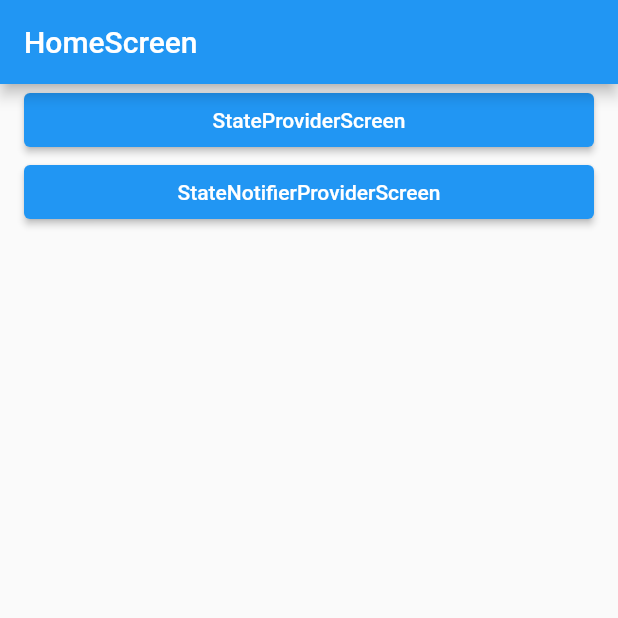
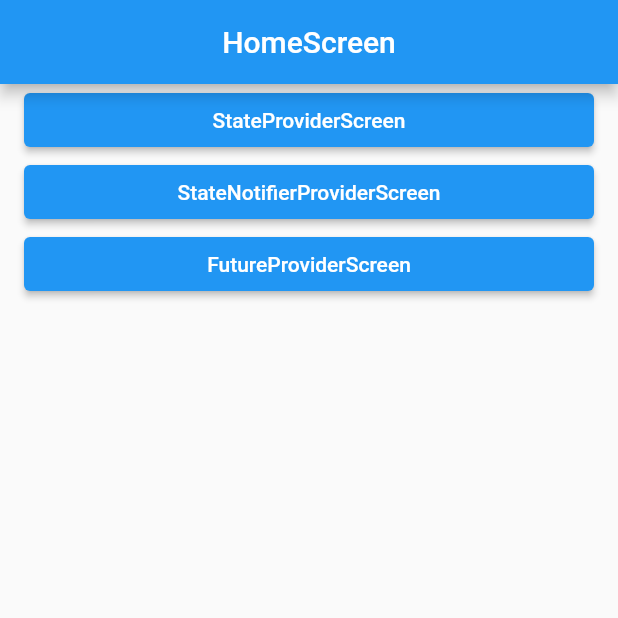
Before and after one commit to JooSeunghyeon/Riverpod, a Flutter app: the screen it shows after launch, on a phone screen of 412 x 824 dp, the top half of it. Run offline on Flutter 3.47's test engine with Material 2 defaults, Android fonts, the phone set to English and light mode, and no system bars; our stand-ins replace flutter_riverpod.

Commit message:
FutureProvider 1. state.when 기억 2. loading 일때 Circilar 쓰면좋다 3. error는 err, stack 을 받아온다

```diff
--- a/lib/layout/default_layout.dart
+++ b/lib/layout/default_layout.dart
@@ -15,6 +15,7 @@ class DefaultLayout extends StatelessWidget {
   Widget build(BuildContext context) {
     return Scaffold(
       appBar: AppBar(
+        centerTitle: true,
         title: Text(title),
         actions: actions,
       ),
--- a/lib/screen/home_screen.dart
+++ b/lib/screen/home_screen.dart
@@ -1,5 +1,6 @@
 import 'package:flutter/material.dart';
 import 'package:flutter_project/layout/default_layout.dart';
+import 'package:flutter_project/screen/future_provider_screen.dart';
 import 'package:flutter_project/screen/state_provider_screen.dart';
 import 'package:flutter_project/screen/stste_notifier_provider_screen.dart';
 
@@ -32,6 +33,16 @@ class HomeScreen extends StatelessWidget {
             },
             child: Text('StateNotifierProviderScreen'),
           ),
+          ElevatedButton(
+            onPressed: () {
+              Navigator.of(context).push(
+                MaterialPageRoute(
+                  builder: (_) => FutureProviderScreen(),
+                ),
+              );
+            },
+            child: Text('FutureProviderScreen'),
+          ),
         ],
       ),
     );
--- a/lib/screen/state_provider_screen.dart
+++ b/lib/screen/state_provider_screen.dart
@@ -1,6 +1,6 @@
 import 'package:flutter/material.dart';
 import 'package:flutter_project/layout/default_layout.dart';
-import 'package:flutter_project/riverpod/state_provider_screen.dart';
+import 'package:flutter_project/riverpod/state_provider.dart';
 import 'package:flutter_riverpod/flutter_riverpod.dart';
 
 class StateProviderScreen extends ConsumerWidget {
```
Also changed, not shown: lib/riverpod/future_provider.dart (added, +12 -0 lines), lib/screen/future_provider_screen.dart (added, +35 -0 lines), lib/riverpod/state_provider.dart (renamed from lib/riverpod/state_provider_screen.dart).
